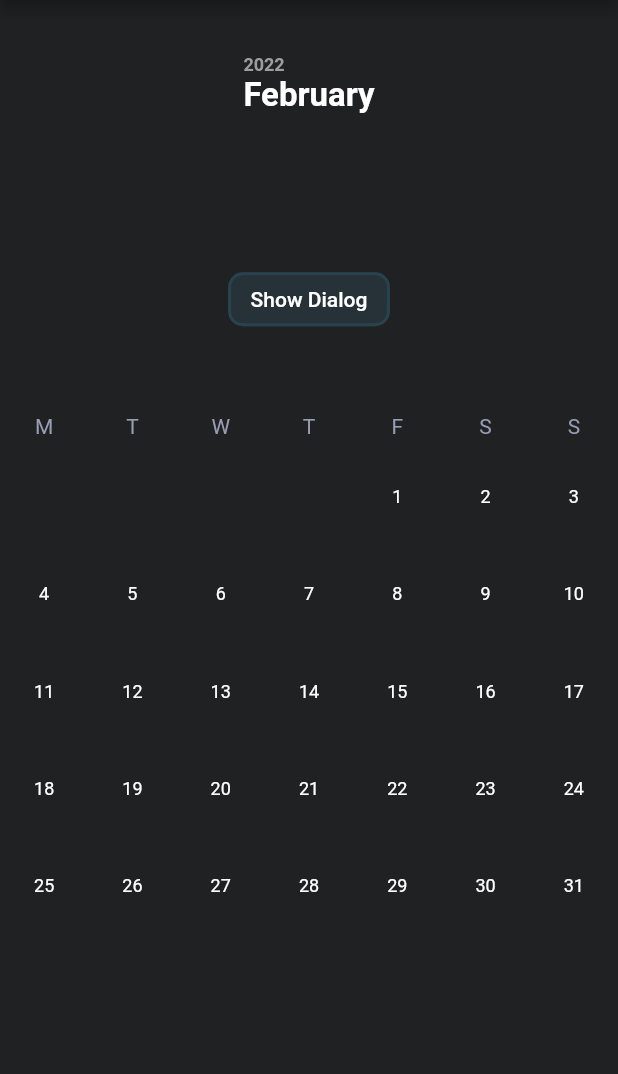
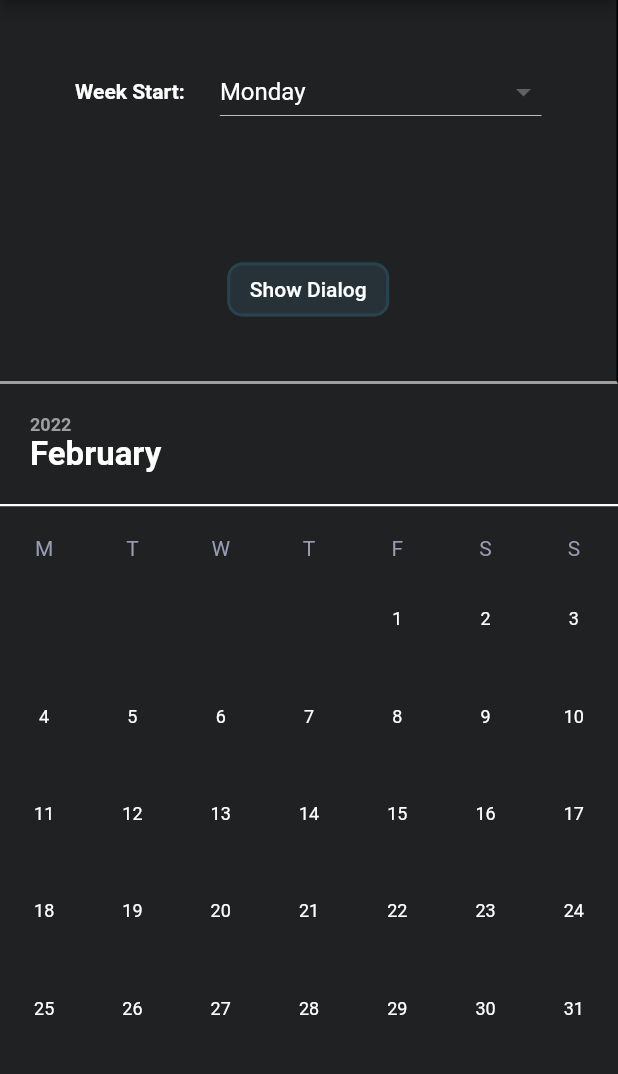
Before and after one commit to Jerinji2016/calendar, a Flutter app: the screen it shows after launch, on a phone screen of 412 x 824 dp, the part 84-1158 px from its top. Run offline on Flutter 3.47's test engine with Material 2 defaults, Android fonts, the phone set to English and light mode, and no system bars.

Commit message:
added configurable week start

```diff
--- a/lib/calendar.dart
+++ b/lib/calendar.dart
@@ -1,6 +1,7 @@
 import 'dart:ui';
 
 import 'package:calendar/extensions.dart';
+import 'package:calendar/main.dart';
 import 'package:flutter/cupertino.dart';
 import 'package:flutter/material.dart';
 import 'package:flutter/rendering.dart';
@@ -144,7 +145,9 @@ class _CalendarState extends State<_Calendar> with TickerProviderStateMixin {
   Widget build(BuildContext context) {
     double calendarWidth = widget.width ?? _getDefaultWidth();
 
-    return SizedBox(
+    return ValueListenableBuilder<int>(
+      valueListenable: weekStart,
+      builder: (context, value, child) => SizedBox(
         height: _dynamicCalendarHeight + (widget.showMonthInHeader ? _widgetControllerHeight : 0.0) + 10,
         child: Stack(
           children: [
@@ -153,7 +156,6 @@ class _CalendarState extends State<_Calendar> with TickerProviderStateMixin {
               controller: _monthPageController,
               onPageChanged: _onPageChanged,
               itemBuilder: (context, index) {
-              // debugPrint('_CalendarState.build: $pageIndex');
                 DateTime dateDelegate = _getDateTimeFromIndex(index);
                 DateFormat headerMonthFormat = DateFormat(dateDelegate.year == DateTime.now().year ? "MMMM" : "MMMM y");
 
@@ -184,8 +186,9 @@ class _CalendarState extends State<_Calendar> with TickerProviderStateMixin {
                           physics: const NeverScrollableScrollPhysics(),
                           child: _CalendarMonth(
                             dateTime: dateDelegate,
+                            width: calendarWidth,
+                            weekStart: value,
                             selectedDateTime: _selectedDateTime,
-                          width: calendarWidth,
                             onDatePicked: widget.onDatePicked != null
                                 ? (date) {
                                     _selectedDateTime = date;
@@ -272,6 +275,7 @@ class _CalendarState extends State<_Calendar> with TickerProviderStateMixin {
               ),
           ],
         ),
+      ),
     );
   }
 
@@ -305,7 +309,7 @@ class _CalendarMonth extends StatelessWidget {
   final DateTime? disableDateBefore;
 
   final double width;
-  final int weekStart = DateTime.monday;
+  final int weekStart;
 
   final Function(Size widgetSize)? postBuildCallback;
   final Function(DateTime datePicked)? onDatePicked;
@@ -319,9 +323,10 @@ class _CalendarMonth extends StatelessWidget {
   _CalendarMonth({
     Key? key,
     required this.dateTime,
+    required this.width,
+    required this.weekStart,
     this.selectedDateTime,
     this.disableDateBefore,
-    required this.width,
     this.postBuildCallback,
     this.onDatePicked,
   }) : super(key: key) {
--- a/lib/main.dart
+++ b/lib/main.dart
@@ -1,6 +1,8 @@
 import 'package:calendar/calendar.dart';
 import 'package:flutter/material.dart';
 import 'package:intl/intl.dart';
+
+ValueNotifier<int> weekStart = ValueNotifier(DateTime.monday);
 
 void main() {
   runApp(
@@ -49,23 +51,72 @@ class _BaseWidgetState extends State<BaseWidget> {
               children: [
                 Expanded(
                   flex: 1,
+                  child: Container(
+                    decoration: BoxDecoration(
+                      border: Border(
+                        bottom: isPortrait
+                            ? const BorderSide(
+                                color: Colors.grey,
+                                width: 2.0,
+                              )
+                            : const BorderSide(),
+                        right: !isPortrait
+                            ? const BorderSide(
+                                color: Colors.grey,
+                                width: 2.0,
+                              )
+                            : const BorderSide(),
+                      ),
+                    ),
+                    child: Center(
                       child: Column(
+                        crossAxisAlignment: CrossAxisAlignment.end,
                         mainAxisSize: MainAxisSize.min,
                         children: [
-                      Expanded(
-                        flex: 1,
-                        child: Center(
+                          if (!isPortrait)
+                            Container(
+                              margin: const EdgeInsets.symmetric(horizontal: 20.0, vertical: 15.0),
                               child: ValueListenableBuilder<DateTime>(
                                 valueListenable: _dateTime,
-                            builder: (context, value, child) {
-                              return _DateText(value);
-                            }
+                                builder: (context, value, child) => _DateText(value, isPortrait: false),
+                              ),
+                            ),
+                          Expanded(
+                            child: Container(
+                              margin: EdgeInsets.symmetric(horizontal: isPortrait ? 50.0 : 30.0),
+                              child: Row(
+                                mainAxisSize: MainAxisSize.min,
+                                mainAxisAlignment: MainAxisAlignment.center,
+                                children: [
+                                  const Text(
+                                    "Week Start: ",
+                                    style: TextStyle(color: Colors.white, fontWeight: FontWeight.bold),
+                                  ),
+                                  const SizedBox(width: 20.0),
+                                  Expanded(
+                                    child: ValueListenableBuilder<int>(
+                                      valueListenable: weekStart,
+                                      builder: (context, value, child) => DropdownButton<int>(
+                                        value: weekStart.value,
+                                        isDense: false,
+                                        isExpanded: true,
+                                        dropdownColor: Colors.grey[800]!,
+                                        onChanged: (value) {
+                                          if (value != null) weekStart.value = value;
+                                        },
+                                        items: [
+                                          _dropDownMenuItemTile(DateTime.sunday, "Sunday"),
+                                          _dropDownMenuItemTile(DateTime.saturday, "Saturday"),
+                                          _dropDownMenuItemTile(DateTime.monday, "Monday"),
+                                        ],
                                       ),
                                     ),
                                   ),
-                      const SizedBox(
-                        height: 30.0,
+                                ],
                               ),
+                            ),
+                          ),
+                          const SizedBox(height: 10.0),
                           Expanded(
                             flex: 1,
                             child: Center(
@@ -106,11 +157,42 @@ class _BaseWidgetState extends State<BaseWidget> {
                         ],
                       ),
                     ),
+                  ),
+                ),
                 Expanded(
                   flex: 2,
-                  child: CalendarWidget(
+                  child: Column(
+                    mainAxisSize: MainAxisSize.min,
+                    crossAxisAlignment: CrossAxisAlignment.start,
+                    children: [
+                      if (isPortrait)
+                        Container(
+                          margin: const EdgeInsets.all(20.0),
+                          child: ValueListenableBuilder<DateTime>(
+                            valueListenable: _dateTime,
+                            builder: (context, value, child) => _DateText(value),
+                          ),
+                        ),
+                      Container(
+                        decoration: isPortrait
+                            ? const BoxDecoration(
+                                border: Border(
+                                  top: BorderSide(
+                                    color: Colors.white,
+                                    width: 1.5,
+                                  ),
+                                ),
+                              )
+                            : null,
+                        child: ValueListenableBuilder(
+                          valueListenable: weekStart,
+                          builder: (context, value, child) => CalendarWidget(
                             selectedDateTime: _dateTime.value,
                             onMonthChanged: (index, dateTime) => _dateTime.value = dateTime,
+                          ),
+                        ),
+                      ),
+                    ],
                   ),
                 ),
               ],
@@ -121,6 +203,16 @@ class _BaseWidgetState extends State<BaseWidget> {
     );
   }
 
+  DropdownMenuItem<int> _dropDownMenuItemTile(int value, String text) => DropdownMenuItem<int>(
+        child: Text(
+          text,
+          style: const TextStyle(
+            color: Colors.white,
+          ),
+        ),
+        value: value,
+      );
+
   void _showCalendarDialog(BuildContext context) async {
     DateTime? date = await Calendar.showDatePickerDialog(context, DateTime.now());
     debugPrint('_BaseWidgetState._showCalendarDialog: pickedDate: $date');
@@ -129,13 +221,18 @@ class _BaseWidgetState extends State<BaseWidget> {
 
 class _DateText extends StatelessWidget {
   final DateTime dateTime;
+  final bool isPortrait;
 
-  const _DateText(this.dateTime, {Key? key}) : super(key: key);
+  const _DateText(
+    this.dateTime, {
+    Key? key,
+    this.isPortrait = true,
+  }) : super(key: key);
 
   @override
   Widget build(BuildContext context) {
-    return Container(
-      child: RichText(
+    return RichText(
+      textAlign: isPortrait ? TextAlign.start : TextAlign.end,
       text: TextSpan(
         text: DateFormat("yyyy\n").format(dateTime),
         style: const TextStyle(
@@ -153,7 +250,6 @@ class _DateText extends StatelessWidget {
           ),
         ],
       ),
-      ),
     );
   }
 }
```
Lines whose indentation alone changed are shown as unchanged.
